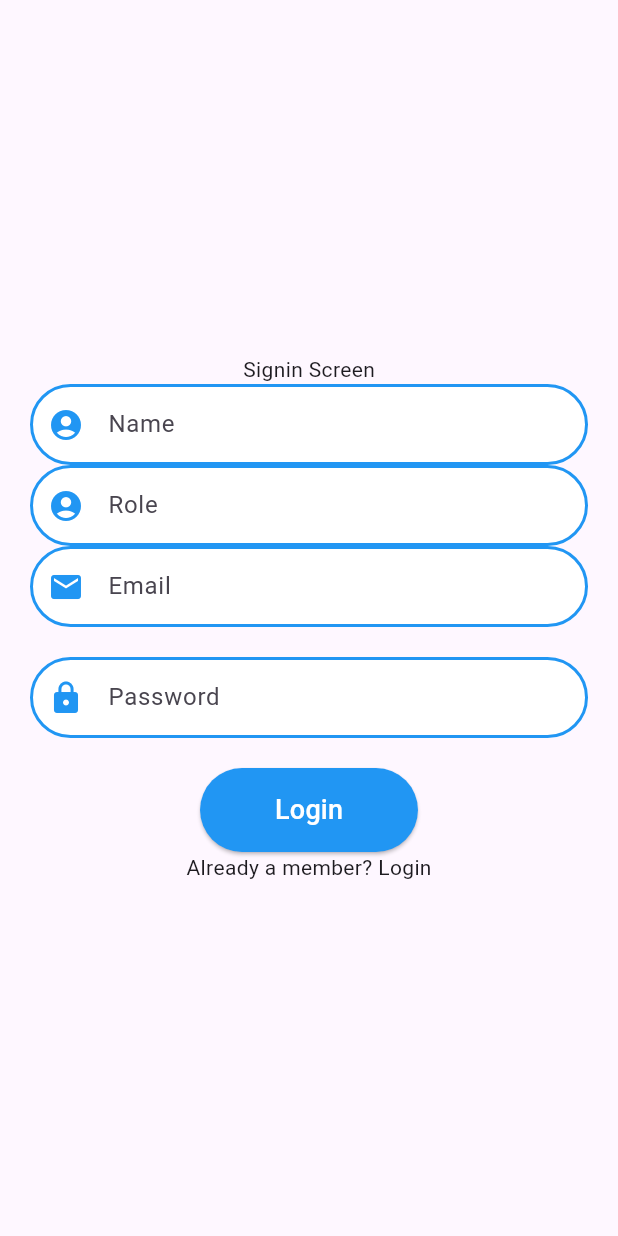
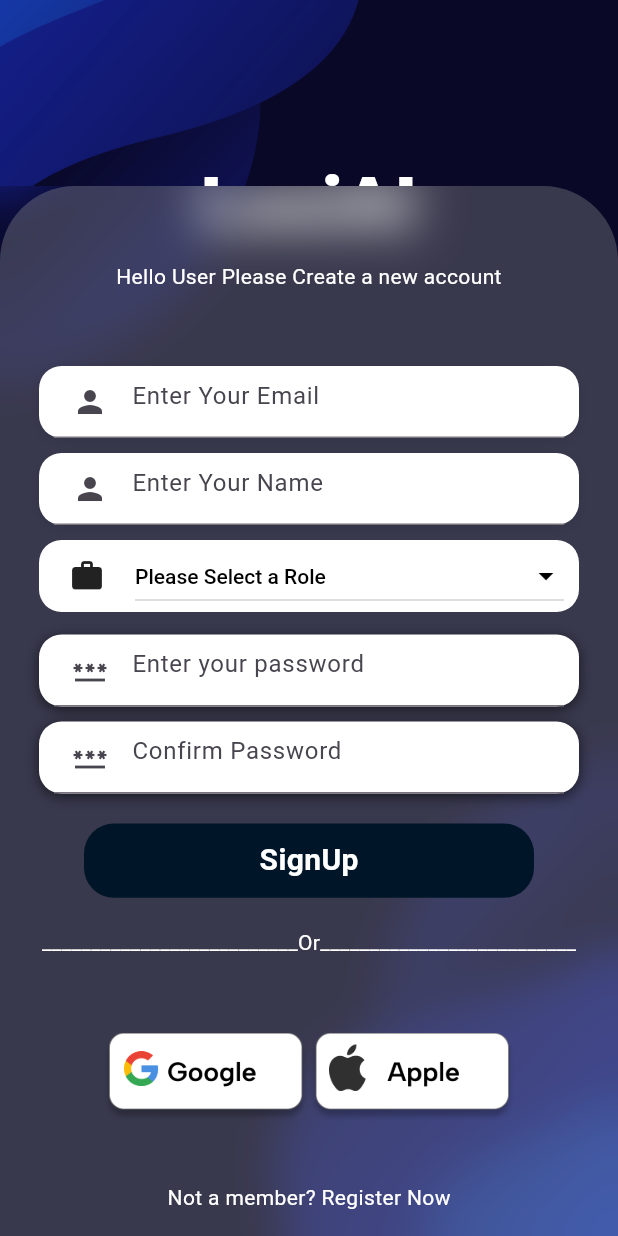
Before and after one commit to imksprateek/LexiFIR, a Flutter app: the screen it shows after launch, after a tap on "Not a member? Register Now", on a phone screen of 412 x 824 dp. Run offline on Flutter 3.47's test engine with Material 3 defaults, Android fonts, the phone set to English and light mode, and no system bars; our stand-ins replace audioplayers, carousel_slider, shared_preferences, speech_to_text; missing offline and left inert: hyperlink; network calls fail.

Commit message:
SignUp Screen Done

```diff
--- a/app-client/lib/auth/LoginUInew.dart
+++ b/app-client/lib/auth/LoginUInew.dart
@@ -1,5 +1,6 @@
 import 'dart:ui';
 
+import 'package:app_client/auth/SignInScreennew.dart';
 import 'package:app_client/auth/SigninScreen.dart';
 import 'package:app_client/pages/HomeScreen.dart';
 import 'package:app_client/services/functions/Login.dart';
@@ -147,7 +148,7 @@ class Login extends StatelessWidget {
                               }
                             },
                             child: Container(
-                              width: 230,
+                              width: 300,
                               height: 49.5,
                               decoration: BoxDecoration(
                                   color: const Color.fromARGB(255, 0, 21, 39),
@@ -207,7 +208,7 @@ class Login extends StatelessWidget {
                               Navigator.pushReplacement(
                                   context,
                                   MaterialPageRoute(
-                                    builder: (context) => SigninScreen(),
+                                    builder: (context) => SignUpScreen(),
                                   ));
                             },
                             child: Text(
--- a/app-client/lib/auth/OTPScreen.dart
+++ b/app-client/lib/auth/OTPScreen.dart
@@ -1,3 +1,4 @@
+import 'package:app_client/auth/LoginUInew.dart';
 import 'package:app_client/auth/Loginui.dart';
 import 'package:app_client/auth/SigninScreen.dart';
 import 'package:app_client/services/functions/ValidateOTP.dart'; // Your validate OTP function
@@ -7,11 +8,16 @@ import '../SplashScreen.dart';
 
 class OTPScreen extends StatefulWidget {
   final String email;
-  final String password ;
-  final List<String> role ;
-  final String name ;// Email passed to this screen
+  final String password;
+  final List<String> role;
+  final String name; // Email passed to this screen
 
-  const OTPScreen({super.key, required this.email ,required this.password ,required this.role , required this.name});
+  const OTPScreen(
+      {super.key,
+      required this.email,
+      required this.password,
+      required this.role,
+      required this.name});
 
   @override
   State<OTPScreen> createState() => _OTPScreenState();
@@ -33,7 +39,8 @@ class _OTPScreenState extends State<OTPScreen> {
     return Scaffold(
       appBar: AppBar(title: const Text('Enter OTP')),
       body: Padding(
-        padding: const EdgeInsets.symmetric(horizontal: 30.0), // Add padding to the screen
+        padding: const EdgeInsets.symmetric(
+            horizontal: 30.0), // Add padding to the screen
         child: Column(
           mainAxisAlignment: MainAxisAlignment.center, // Center the widgets
           crossAxisAlignment: CrossAxisAlignment.center,
@@ -44,7 +51,8 @@ class _OTPScreenState extends State<OTPScreen> {
             ),
             const SizedBox(height: 20),
             Row(
-              mainAxisAlignment: MainAxisAlignment.center, // Center the OTP fields
+              mainAxisAlignment:
+                  MainAxisAlignment.center, // Center the OTP fields
               children: [
                 _buildOTPTextField(_otpController1, _focusNode2),
                 const SizedBox(width: 10),
@@ -52,7 +60,8 @@ class _OTPScreenState extends State<OTPScreen> {
                 const SizedBox(width: 10),
                 _buildOTPTextField(_otpController3, _focusNode4),
                 const SizedBox(width: 10),
-                _buildOTPTextField(_otpController4, FocusNode()), // No focus on the last field
+                _buildOTPTextField(
+                    _otpController4, FocusNode()), // No focus on the last field
               ],
             ),
             const SizedBox(height: 20),
@@ -64,15 +73,15 @@ class _OTPScreenState extends State<OTPScreen> {
                     _otpController3.text +
                     _otpController4.text;
 
-                bool isValid = await validateOTP(widget.email, otp , widget.password ,widget.role ,widget.name);
+                bool isValid = await validateOTP(widget.email, otp,
+                    widget.password, widget.role, widget.name);
 
                 if (isValid) {
-
-                  await
-
-                  Navigator.pushReplacement(
+                  await Navigator.pushReplacement(
                     context,
-                    MaterialPageRoute(builder: (context) => const Loginscreen()), // Replace HomeScreen with your next screen
+                    MaterialPageRoute(
+                        builder: (context) =>
+                            const Login()), // Replace HomeScreen with your next screen
                   );
                 } else {
                   // OTP is invalid, show error message
@@ -83,7 +92,8 @@ class _OTPScreenState extends State<OTPScreen> {
               },
               style: ElevatedButton.styleFrom(
                 backgroundColor: Colors.blue, // Button color
-                padding: const EdgeInsets.symmetric(horizontal: 50, vertical: 15), // Padding for the button
+                padding: const EdgeInsets.symmetric(
+                    horizontal: 50, vertical: 15), // Padding for the button
                 shape: RoundedRectangleBorder(
                   borderRadius: BorderRadius.circular(30), // Circular button
                 ),
@@ -97,7 +107,8 @@ class _OTPScreenState extends State<OTPScreen> {
   }
 
   // Helper method to build each OTP text field
-  Widget _buildOTPTextField(TextEditingController controller, FocusNode? focusNode) {
+  Widget _buildOTPTextField(
+      TextEditingController controller, FocusNode? focusNode) {
     return SizedBox(
       width: 50,
       child: TextField(
--- /dev/null
+++ b/app-client/lib/auth/SignInScreennew.dart
@@ -0,0 +1,394 @@
+import 'dart:ui';
+
+import 'package:app_client/auth/LoginUInew.dart';
+import 'package:app_client/auth/OTPScreen.dart';
+import 'package:app_client/pages/HomeScreen.dart';
+import 'package:app_client/services/functions/CheckUserExistence.dart';
+import 'package:app_client/services/functions/Login.dart';
+import 'package:app_client/utils/constants.dart';
+import 'package:flutter/material.dart';
+import 'package:shared_preferences/shared_preferences.dart';
+
+class SignUpScreen extends StatefulWidget {
+  const SignUpScreen({super.key});
+
+  @override
+  State<SignUpScreen> createState() => _SignUpScreenState();
+}
+
+class _SignUpScreenState extends State<SignUpScreen> {
+  String? _chosenvalue;
+  String? role;
+  TextEditingController username = TextEditingController();
+  TextEditingController email = TextEditingController();
+
+  TextEditingController confirmpassword = TextEditingController();
+  TextEditingController password = TextEditingController();
+
+  @override
+  Widget build(BuildContext context) {
+    return Scaffold(
+      body: DecoratedBox(
+          decoration: BoxDecoration(
+            image: DecorationImage(
+                image: AssetImage("lib/images/bgimage.png"), fit: BoxFit.cover),
+          ),
+          child: Stack(
+            children: [
+              Align(
+                alignment: Alignment.topCenter,
+                child: Column(
+                  children: [
+                    const SizedBox(
+                      height: 100,
+                    ),
+                    Text(
+                      "LexiAI",
+                      style: TextStyle(
+                          fontWeight: FontWeight.w900,
+                          fontSize: 50,
+                          color: Colors.white),
+                    ),
+                  ],
+                ),
+              ),
+              Align(
+                alignment: Alignment.bottomCenter,
+                child: ClipRRect(
+                  child: BackdropFilter(
+                    filter: ImageFilter.blur(sigmaX: 15, sigmaY: 15),
+                    child: Container(
+                      height: 700,
+                      width: 460,
+                      decoration: BoxDecoration(
+                        color: const Color.fromARGB(83, 158, 158, 158),
+                        borderRadius: BorderRadius.only(
+                            topLeft: Radius.circular(50),
+                            topRight: Radius.circular(50)),
+                      ),
+                      child: SingleChildScrollView(
+                        child: Column(
+                          mainAxisAlignment: MainAxisAlignment.spaceEvenly,
+                          children: [
+                            const SizedBox(
+                              height: 50,
+                            ),
+                            Text(
+                              "Hello User Please Create a new account",
+                              style: TextStyle(
+                                color: Colors.white,
+                              ),
+                              textAlign: TextAlign.center,
+                            ),
+                            const SizedBox(
+                              height: 50,
+                            ),
+                            Container(
+                              width: 360, // Set desired width
+                              padding:
+                                  const EdgeInsets.symmetric(horizontal: 10),
+                              decoration: BoxDecoration(
+                                color: Colors
+                                    .white, // Background color of the TextField
+                                borderRadius: BorderRadius.circular(
+                                    15), // Rounded corners
+                                boxShadow: [
+                                  BoxShadow(
+                                    color: Colors.black
+                                        .withOpacity(0.1), // Subtle shadow
+                                    blurRadius: 5,
+                                    offset: const Offset(0, 2),
+                                  ),
+                                ],
+                              ),
+
+                              child: TextField(
+                                decoration: InputDecoration(
+                                    hintText: "Enter Your Email ",
+                                    prefixIcon: Icon(Icons.person)),
+                                controller: email,
+                              ),
+                            ),
+                            const SizedBox(
+                              height: 10,
+                            ),
+                            Container(
+                              width: 360, // Set desired width
+                              padding:
+                                  const EdgeInsets.symmetric(horizontal: 10),
+                              decoration: BoxDecoration(
+                                color: Colors
+                                    .white, // Background color of the TextField
+                                borderRadius: BorderRadius.circular(
+                                    15), // Rounded corners
+                                boxShadow: [
+                                  BoxShadow(
+                                    color: Colors.black
+                                        .withOpacity(0.1), // Subtle shadow
+                                    blurRadius: 5,
+                                    offset: const Offset(0, 2),
+                                  ),
+                                ],
+                              ),
+
+                              child: TextField(
+                                decoration: InputDecoration(
+                                    hintText: "Enter Your Name ",
+                                    prefixIcon: Icon(Icons.person)),
+                                controller: username,
+                              ),
+                            ),
+                            const SizedBox(
+                              height: 10,
+                            ),
+                            Container(
+                              width: 360,
+                              decoration: BoxDecoration(
+                                color: Colors.white, // White background color
+                                borderRadius: BorderRadius.circular(
+                                    15), // Optional: Add rounded corners
+                              ),
+                              padding: const EdgeInsets.symmetric(
+                                  horizontal: 10), // Add some padding
+                              child: Row(
+                                children: [
+                                  const SizedBox(
+                                    width: 10,
+                                  ),
+                                  Icon(Icons.work),
+                                  const SizedBox(
+                                    width: 20,
+                                  ),
+                                  Expanded(
+                                    child: DropdownButton<String>(
+                                      isExpanded: true,
+                                      //elevation: 5,
+                                      focusColor: Colors.white,
+                                      dropdownColor: Colors
+                                          .white, // Dropdown menu background color
+                                      value: _chosenvalue,
+                                      style: const TextStyle(
+                                        color: Colors.black, // Text color
+                                      ),
+                                      iconEnabledColor:
+                                          Colors.black, // Dropdown icon color
+                                      items: <String>[
+                                        'User',
+                                        'Admin',
+                                        'Moderator',
+                                      ].map<DropdownMenuItem<String>>(
+                                          (String value) {
+                                        return DropdownMenuItem<String>(
+                                          value: value,
+                                          child: Text(
+                                            value,
+                                            style: const TextStyle(
+                                                color: Colors
+                                                    .black), // Text color in items
+                                          ),
+                                        );
+                                      }).toList(),
+                                      hint: const Text(
+                                        "Please Select a Role",
+                                        style: TextStyle(
+                                          color: Colors.black,
+                                          fontSize: 14,
+                                          fontWeight: FontWeight.w500,
+                                        ),
+                                      ),
+                                      onChanged: (String? value) {
+                                        setState(() {
+                                          _chosenvalue = value;
+                                          role =
+                                              _chosenvalue; // Update the selected value
+                                        });
+                                      },
+                                    ),
+                                  ),
+                                ],
+                              ),
+                            ),
+                            const SizedBox(
+                              height: 15,
+                            ),
+                            Container(
+                              width: 360, // Set desired width
+
+                              padding:
+                                  const EdgeInsets.symmetric(horizontal: 10),
+                              decoration: BoxDecoration(
+                                color: Colors
+                                    .white, // Background color of the TextField
+                                borderRadius: BorderRadius.circular(
+                                    15), // Rounded corners
+                                boxShadow: [
+                                  BoxShadow(
+                                    color: Colors.black
+                                        .withOpacity(0.6), // Subtle shadow
+                                    blurRadius: 7,
+                                    offset: const Offset(0, 2),
+                                  ),
+                                ],
+                              ),
+
+                              child: TextField(
+                                decoration: InputDecoration(
+                                    hintText: "Enter your password",
+                                    prefixIcon: Icon(Icons.password)),
+                                controller: password,
+                              ),
+                            ),
+                            const SizedBox(
+                              height: 10,
+                            ),
+                            Container(
+                              width: 360, // Set desired width
+
+                              padding:
+                                  const EdgeInsets.symmetric(horizontal: 10),
+                              decoration: BoxDecoration(
+                                color: Colors
+                                    .white, // Background color of the TextField
+                                borderRadius: BorderRadius.circular(
+                                    15), // Rounded corners
+                                boxShadow: [
+                                  BoxShadow(
+                                    color: Colors.black
+                                        .withOpacity(0.6), // Subtle shadow
+                                    blurRadius: 7,
+                                    offset: const Offset(0, 2),
+                                  ),
+                                ],
+                              ),
+
+                              child: TextField(
+                                decoration: InputDecoration(
+                                    hintText: "Confirm Password",
+                                    prefixIcon: Icon(Icons.password)),
+                                controller: confirmpassword,
+                              ),
+                            ),
+                            const SizedBox(
+                              height: 20,
+                            ),
+                            GestureDetector(
+                              onTap: () async {
+                                String emailText = email.text;
+                                String passwordText = password.text;
+                                String nameText = username.text;
+                                String roleText = role!;
+
+                                // Convert role string into a list
+                                List<String> roleList = roleText
+                                    .split(',')
+                                    .map((e) => e.trim())
+                                    .toList();
+                                await checkUserExists(nameText, emailText,
+                                    passwordText, roleList);
+                                // Send OTP to the email
+
+                                if (resultFromSendotp) {
+                                  // Navigate to OTP screen with email, password, name, and roles
+                                  Navigator.push(
+                                    context,
+                                    MaterialPageRoute(
+                                      builder: (context) => OTPScreen(
+                                        email: emailText,
+                                        password: passwordText,
+                                        name: nameText,
+                                        role:
+                                            roleList, // Passing roles as a list
+                                      ),
+                                    ),
+                                  );
+                                  if (SigninSuccessfull) {
+                                    Navigator.push(
+                                        context,
+                                        MaterialPageRoute(
+                                            builder: (context) =>
+                                                const Login()));
+                                  }
+                                } else {
+                                  print('Error sending OTP');
+                                }
+                              },
+                              child: Container(
+                                width: 300,
+                                height: 49.5,
+                                decoration: BoxDecoration(
+                                    color: const Color.fromARGB(255, 0, 21, 39),
+                                    borderRadius: BorderRadius.circular(20)),
+                                child: Center(
+                                  child: Text(
+                                    "SignUp",
+                                    style: TextStyle(
+                                        color: Colors.white,
+                                        fontSize: 20,
+                                        fontWeight: FontWeight.bold),
+                                  ),
+                                ),
+                              ),
+                            ),
+                            const SizedBox(
+                              height: 20,
+                            ),
+                            Row(
+                              mainAxisAlignment: MainAxisAlignment.center,
+                              children: [
+                                Text(
+                                  "__________________________",
+                                  style: TextStyle(color: Colors.white),
+                                ),
+                                Text(
+                                  "Or",
+                                  style: TextStyle(color: Colors.white),
+                                ),
+                                Text(
+                                  "__________________________",
+                                  style: TextStyle(color: Colors.white),
+                                ),
+                              ],
+                            ),
+                            const SizedBox(
+                              height: 50,
+                            ),
+                            Row(
+                              mainAxisAlignment: MainAxisAlignment.center,
+                              children: [
+                                Image.asset(
+                                  "lib/images/google.png",
+                                  height: 60,
+                                ),
+                                Image.asset(
+                                  "lib/images/apple.png",
+                                  height: 60,
+                                ),
+                              ],
+                            ),
+                            const SizedBox(
+                              height: 40,
+                            ),
+                            GestureDetector(
+                              onTap: () {
+                                Navigator.of(context)
+                                    .pushReplacement(MaterialPageRoute(
+                                  builder: (context) => Login(),
+                                ));
+                              },
+                              child: Text(
+                                "Not a member? Register Now",
+                                style: TextStyle(color: Colors.white),
+                              ),
+                            ),
+                          ],
+                        ),
+                      ),
+                    ),
+                  ),
+                ),
+              ),
+            ],
+          )),
+    );
+  }
+}
```
Also changed, not shown: app-client/lib/images/Noise & Texture.png (added), app-client/lib/images/Noise & Texture1.png (added), app-client/lib/images/a cartoon-like illustration of a friendly robot character with a plain white background, representing AI-powered legal help for the police 1.png (added).
